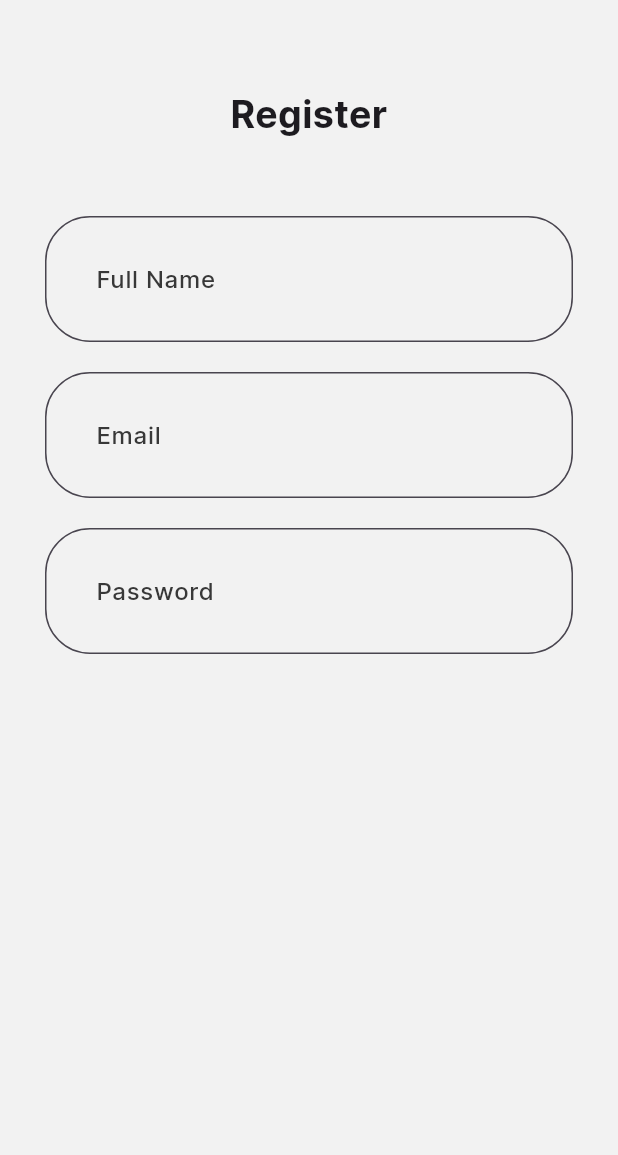
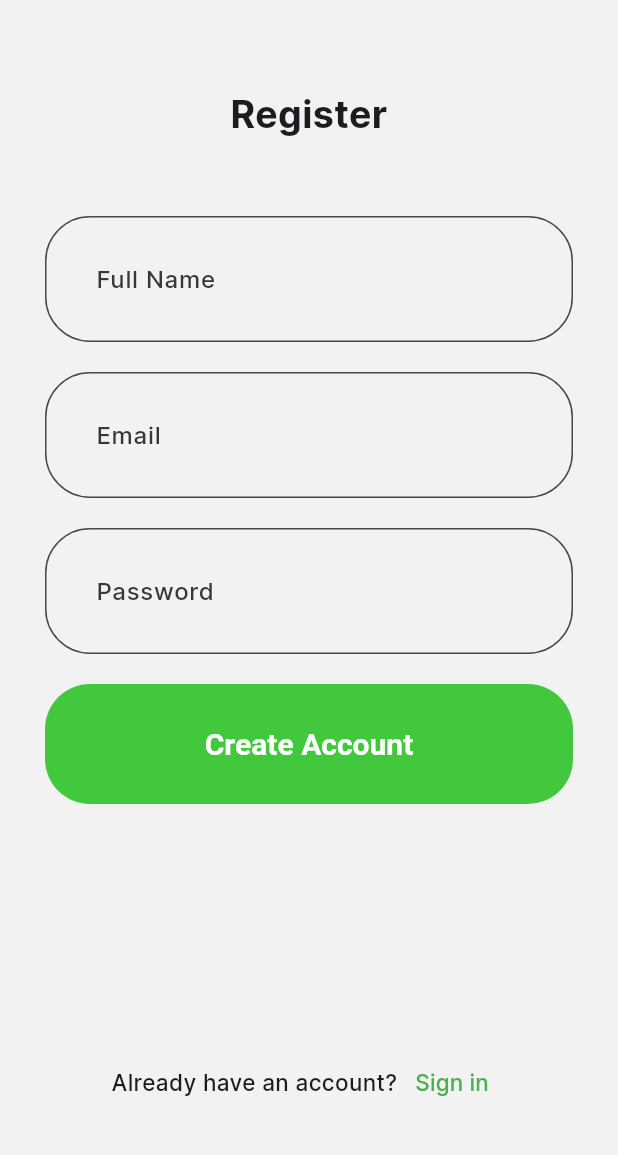
Before and after one commit to AKaLee-IK27/spotify_clone, a Flutter app: the SignupPage screen opened directly, on a phone screen of 412 x 824 dp, the part 72-1227 px from its top. Run offline on Flutter 3.47's test engine with Material 3 defaults, Android fonts, the phone set to English and light mode, and no system bars; our stand-ins replace flutter_bloc, flutter_svg, hydrated_bloc.

Commit message:
feat: Add basic sign-in text to signup page

```diff
--- a/lib/presentation/auth/pages/signup.dart
+++ b/lib/presentation/auth/pages/signup.dart
@@ -1,6 +1,7 @@
 import 'package:flutter/material.dart';
 import 'package:flutter_svg/flutter_svg.dart';
 import 'package:spotify_clone/common/widgets/appbar/basic_app_bar.dart';
+import 'package:spotify_clone/common/widgets/button/basic_app_button.dart';
 import 'package:spotify_clone/core/configs/assets/app_vectors.dart';
 
 class SignupPage extends StatelessWidget {
@@ -9,24 +10,27 @@ class SignupPage extends StatelessWidget {
   @override
   Widget build(BuildContext context) {
     return Scaffold(
+      bottomNavigationBar: const SignInText(),
       appBar: BasicAppBar(
         title: SvgPicture.asset(
           AppVectors.logo,
           height: 40,
         ),
       ),
-      body: const Padding(
-        padding: EdgeInsets.symmetric(vertical: 50, horizontal: 30),
+      body: Padding(
+        padding: const EdgeInsets.symmetric(vertical: 50, horizontal: 30),
         child: Column(
           crossAxisAlignment: CrossAxisAlignment.center,
           children: [
-            RegisterText(),
-            SizedBox(height: 50),
-            FullNameField(),
-            SizedBox(height: 20),
-            EmailField(),
-            SizedBox(height: 20),
-            PasswordField(),
+            const RegisterText(),
+            const SizedBox(height: 50),
+            const FullNameField(),
+            const SizedBox(height: 20),
+            const EmailField(),
+            const SizedBox(height: 20),
+            const PasswordField(),
+            const SizedBox(height: 20),
+            BasicAppButton(title: "Create Account", onPressed: () {}),
           ],
         ),
       ),
@@ -45,6 +49,41 @@ class RegisterText extends StatelessWidget {
       style: TextStyle(
         fontWeight: FontWeight.bold,
         fontSize: 25,
+      ),
+    );
+  }
+}
+
+class SignInText extends StatelessWidget {
+  const SignInText({super.key});
+
+  @override
+  Widget build(BuildContext context) {
+    return Padding(
+      padding: const EdgeInsets.only(bottom: 30),
+      child: Row(
+        mainAxisAlignment: MainAxisAlignment.center,
+        children: [
+          const Text(
+            'Already have an account?',
+            textAlign: TextAlign.center,
+            style: TextStyle(
+              fontSize: 15,
+              fontWeight: FontWeight.w500,
+            ),
+          ),
+          TextButton(
+            onPressed: () {},
+            child: const Text(
+              "Sign in",
+              style: TextStyle(
+                fontSize: 15,
+                fontWeight: FontWeight.w500,
+                color: Colors.green,
+              ),
+            ),
+          ),
+        ],
       ),
     );
   }
```
